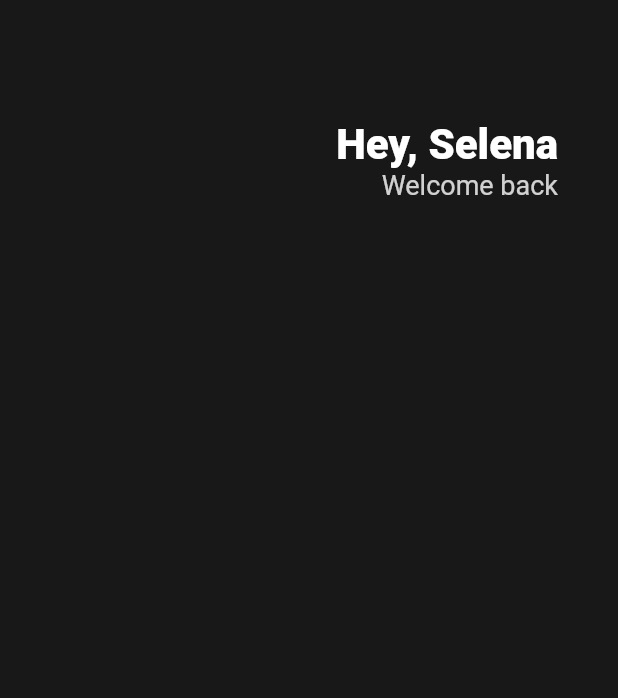
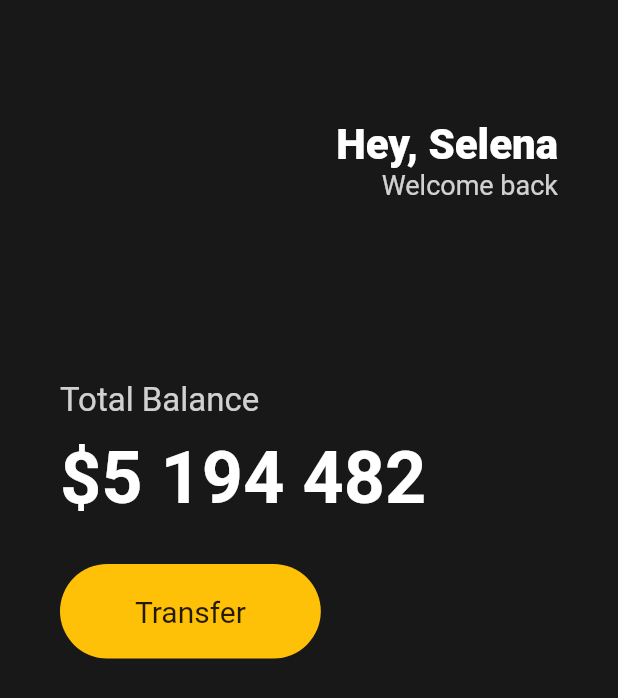
Before and after one commit to jon890/hello-flutter, a Flutter app: the screen it shows after launch, on a phone screen of 412 x 824 dp. Shown: the top 698 px of the screen. Run offline on Flutter 3.47's test engine with Material 2 defaults, Android fonts, the phone set to English and light mode, and no system bars.

Commit message:
:lipstick: Component styling

```diff
--- a/lib/main.dart
+++ b/lib/main.dart
@@ -13,6 +13,7 @@ class App extends StatelessWidget {
           body: Padding(
               padding: EdgeInsets.symmetric(horizontal: 40),
               child: Column(
+                crossAxisAlignment: CrossAxisAlignment.start,
                 children: [
                   SizedBox(
                     height: 80,
@@ -35,6 +36,35 @@ class App extends StatelessWidget {
                         ],
                       )
                     ],
+                  ),
+                  SizedBox(height: 120),
+                  Text("Total Balance",
+                      style: TextStyle(
+                          color: Colors.white.withOpacity(0.8), fontSize: 22)),
+                  SizedBox(
+                    height: 10,
+                  ),
+                  Text("\$5 194 482",
+                      style: TextStyle(
+                          color: Colors.white,
+                          fontSize: 48,
+                          fontWeight: FontWeight.w600)),
+                  SizedBox(
+                    height: 30,
+                  ),
+                  Row(
+                    children: [
+                      Container(
+                          decoration: BoxDecoration(
+                              color: Colors.amber,
+                              borderRadius: BorderRadius.circular(45)),
+                          child: Padding(
+                            padding: EdgeInsets.symmetric(
+                                vertical: 20, horizontal: 50),
+                            child: Text("Transfer",
+                                style: TextStyle(fontSize: 20)),
+                          ))
+                    ],
                   )
                 ],
               ))),
```
